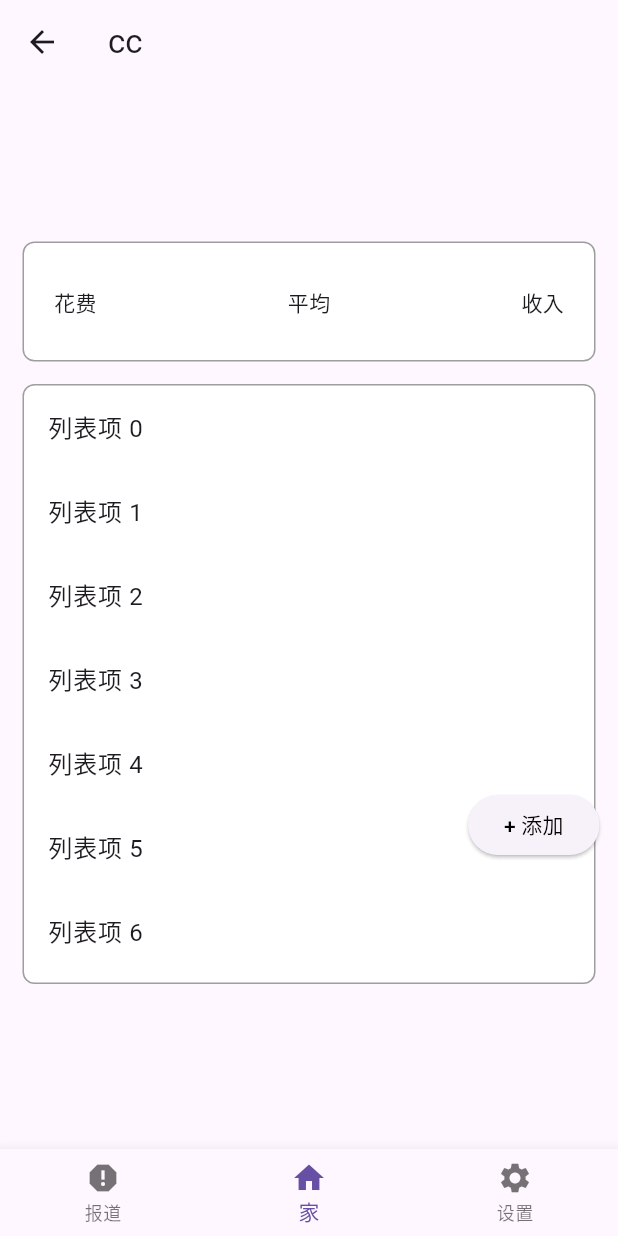
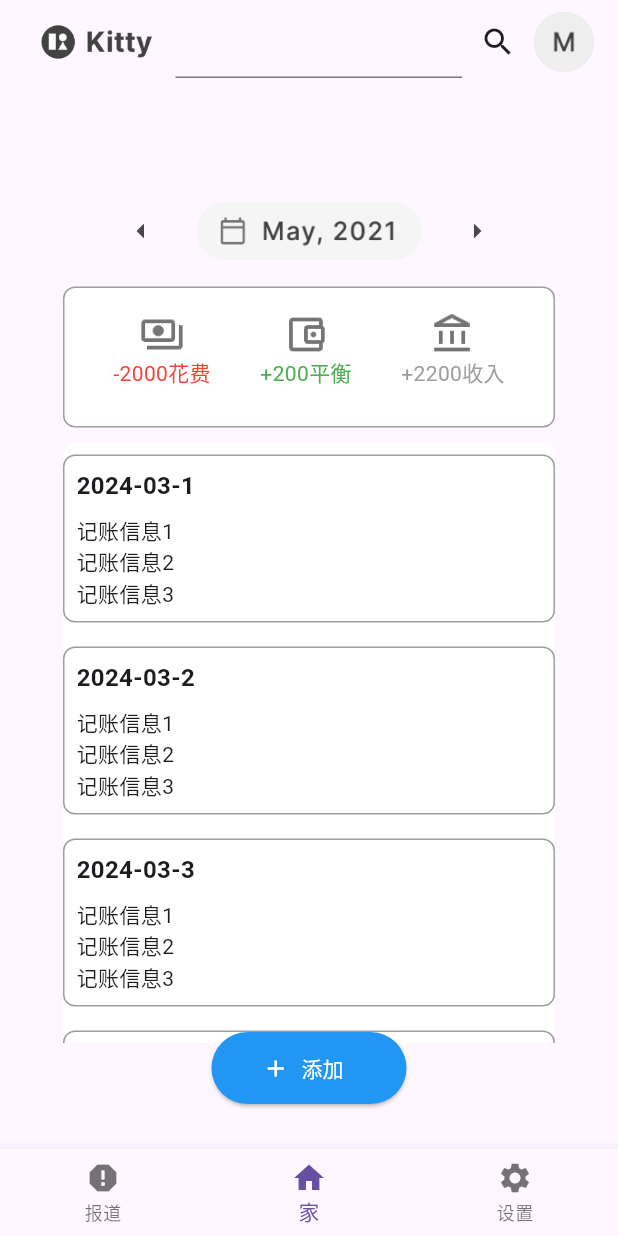
Before and after one commit to Ccaixy/accounting, a Flutter app: the MyHomePage screen opened by its route, on a phone screen of 412 x 824 dp. Run offline on Flutter 3.47's test engine with Material 3 defaults, Android fonts, the phone set to English and light mode, and no system bars.

Commit message:
1.完成首页基础结构 2.添加按钮完成 3.实现记账列表

```diff
--- a/lib/pages/home.dart
+++ b/lib/pages/home.dart
@@ -6,16 +6,92 @@ class MyHomePage extends StatelessWidget {
   @override
   Widget build(BuildContext context) {
     return Scaffold(
-      appBar: AppBar(title: const Text('cc')),
+      appBar: AppBar(
+        automaticallyImplyLeading: false, // 隐藏返回按钮
+        title: Row(
+          children: [
+            // 左侧图标
+            Padding(
+              padding: const EdgeInsets.all(8.0),
+              child: Image.asset(
+                'images/home_icon.png', // 替换成您的图片路径
+                width: 85, // 图片宽度
+              ),
+            ),
+            // 中间搜索框
+            const Expanded(
+              child: TextField(
+                decoration: InputDecoration(
+                  hintText: '',
+                ),
+                // 添加搜索框输入处理
+              ),
+            ),
+            // 右侧搜索图标按钮和个人头像
+            Row(
+              children: [
+                IconButton(
+                  icon: const Icon(Icons.search),
+                  onPressed: () {
+                    // 添加搜索按钮点击事件处理
+                  },
+                ),
+                GestureDetector(
+                  onTap: () {
+                    // 添加个人头像点击事件处理
+                    Navigator.pushNamed(context, '/profile'); // 导航到个人主页
+                  },
+                  child: const CircleAvatar(
+                    radius: 20, // 头像大小
+                    backgroundImage:
+                        AssetImage('images/avatar.png'), // 替换成您的头像图片路径
+                  ),
+                ),
+              ],
+            ),
+          ],
+        ),
+      ),
       body: Stack(
         children: [
           Column(
             mainAxisAlignment: MainAxisAlignment.center,
             children: [
               // 上部分容器
+              // 上部分容器
+              // 上部分容器
+              Row(
+                children: [
+                  // 左箭头按钮
+                  const Spacer(),
+                  IconButton(
+                    padding: const EdgeInsets.all(25.0),
+                    icon: const Icon(Icons.arrow_left),
+                    onPressed: () {
+                      // 处理向左箭头按钮点击事件
+                    },
+                  ),
+                  // 日期选择器
+                  Image.asset(
+                    'images/data.png', // 替换成您的图片路径
+                    width: 150,
+                  ),
+                  // 右箭头按钮
+                  IconButton(
+                    padding: const EdgeInsets.all(25.0),
+                    icon: const Icon(Icons.arrow_right),
+                    onPressed: () {
+                      // 处理向右箭头按钮点击事件
+                    },
+                  ),
+                  const Spacer(),
+                ],
+              ),
+
+              //中间容器
               Container(
-                margin: const EdgeInsets.symmetric(horizontal: 15, vertical: 5),
-                height: 80.0,
+                width: 328,
+                height: 94,
                 decoration: BoxDecoration(
                   color: Colors.white,
                   borderRadius: BorderRadius.circular(8.0),
@@ -25,50 +101,119 @@ class MyHomePage extends StatelessWidget {
                     style: BorderStyle.solid,
                   ),
                 ),
-                padding: const EdgeInsets.all(20.0),
-                child: const Row(
-                  mainAxisAlignment: MainAxisAlignment.spaceBetween,
-                  children: <Widget>[
-                    Text('花费'),
-                    Text('平均'),
-                    Text('收入'),
+                padding: const EdgeInsets.all(16.0),
+                child: Row(
+                  mainAxisAlignment: MainAxisAlignment.spaceAround,
+                  children: [
+                    // 花费
+                    Column(
+                      children: [
+                        Image.asset(
+                          'images/expenses.png', // 替换为花费图片路径
+                          width: 30,
+                          height: 30,
+                        ),
+                        const Text(
+                          '-2000花费',
+                          style: TextStyle(color: Colors.red),
+                        ),
+                      ],
+                    ),
+                    // 平衡
+                    Column(
+                      children: [
+                        Image.asset(
+                          'images/balance.png', // 替换为平衡图片路径
+                          width: 30,
+                          height: 30,
+                        ),
+                        const Text(
+                          '+200平衡',
+                          style: TextStyle(color: Colors.green),
+                        ),
+                      ],
+                    ),
+                    // 收入
+                    Column(
+                      children: [
+                        Image.asset(
+                          'images/income.png', // 替换为收入图片路径
+                          width: 30,
+                          height: 30,
+                        ),
+                        const Text(
+                          '+2200收入',
+                          style: TextStyle(color: Colors.grey),
+                        ),
+                      ],
+                    ),
                   ],
                 ),
               ),
-
               // 下部分容器
               Container(
-                margin: const EdgeInsets.symmetric(horizontal: 15, vertical: 10),
-                height: 400.0,
+                margin:
+                    const EdgeInsets.symmetric(horizontal: 15, vertical: 10),
+                height: 400,
+                // 设置一个固定的高度
+                width: 328,
                 decoration: BoxDecoration(
                   color: Colors.white,
                   borderRadius: BorderRadius.circular(8.0),
-                  border: Border.all(
-                    color: Colors.grey,
-                    width: 1.0,
-                    style: BorderStyle.solid,
-                  ),
                 ),
                 child: ListView.builder(
-                  itemCount: 10,
+                  itemCount: 10, // 假设有10天的记账信息
                   itemBuilder: (context, index) {
-                    return ListTile(title: Text('列表项 $index'));
+                    return Container(
+                      margin: const EdgeInsets.symmetric(vertical: 8.0),
+                      padding: const EdgeInsets.all(8.0),
+                      decoration: BoxDecoration(
+                        border: Border.all(color: Colors.grey, width: 1.0),
+                        borderRadius: BorderRadius.circular(8.0),
+                      ),
+                      child: Column(
+                        crossAxisAlignment: CrossAxisAlignment.start,
+                        children: [
+                          Text(
+                            '2024-03-${index + 1}', // 假设日期格式为YYYY-MM-DD
+                            style: const TextStyle(
+                              fontSize: 16,
+                              fontWeight: FontWeight.bold,
+                            ),
+                          ),
+                          const SizedBox(height: 8),
+                          // 假设这里是该日期的记账信息列表
+                          const Text('记账信息1'),
+                          const Text('记账信息2'),
+                          const Text('记账信息3'),
+                          // 以此类推，显示当天的所有记账信息
+                        ],
+                      ),
+                    );
                   },
                 ),
               ),
             ],
           ),
-
+          // 添加按钮
           Positioned(
-            top: 470.0,
-            left: MediaQuery.of(context).size.width - 100.0,
-            child: ElevatedButton(
-              onPressed: () {
-                Navigator.pushNamed(context, '/AddNew');
-              },
-              child: const Text('+ 添加', style: TextStyle(color: Colors.black)),
+            bottom: 30.0,
+            left: (MediaQuery.of(context).size.width - 130) / 2, // 按钮居中显示
+            child: SizedBox(
+              width: 130,
+              height: 48,
+              child: ElevatedButton.icon(
+                onPressed: () {
+                  Navigator.pushNamed(context, '/AddNew');
+                },
+                icon: const Icon(Icons.add, color: Colors.white), // 白色的加号图标
+                label: const Text('添加', style: TextStyle(color: Colors.white)),
+                style: ElevatedButton.styleFrom(
+                  backgroundColor: Colors.blue, // 按钮颜色为蓝色
+                ),
+              ),
             ),
-          ),
+          )
         ],
       ),
       bottomNavigationBar: BottomNavigationBar(
--- a/pubspec.yaml
+++ b/pubspec.yaml
@@ -64,6 +64,12 @@ flutter:
   #   - images/a_dot_ham.jpeg
   assets:
     - images/Kitty-Logo.png
+    - images/avatar.png
+    - images/home_icon.png
+    - images/data.png
+    - images/expenses.png
+    - images/balance.png
+    - images/income.png
 
   # An image asset can refer to one or more resolution-specific "variants", see
   # https://flutter.dev/assets-and-images/#resolution-aware
```
Also changed, not shown: images/avatar.png (added), images/balance.png (added), images/data.png (added), images/expenses.png (added), images/home_icon.png (added), images/income.png (added).
